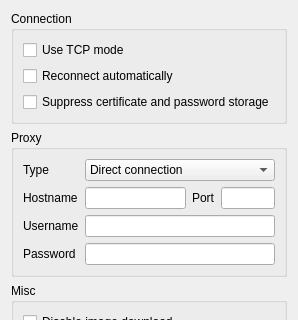
Above: src/mumble/NetworkConfig.ui from mumble-voip/mumble before the change; both pictures show x 0 to 298 and y 0 to 320 of the 298 by 474 pixel window. Below: the same form after it.
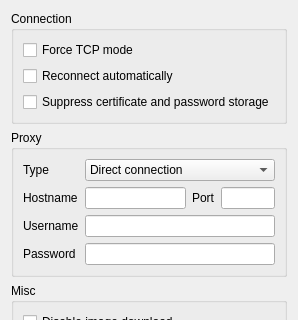
That is the form after the change.

The edit to the form file:
```diff
--- a/src/mumble/NetworkConfig.ui
+++ b/src/mumble/NetworkConfig.ui
@@ -7,7 +7,7 @@
     <x>0</x>
     <y>0</y>
     <width>283</width>
-    <height>368</height>
+    <height>426</height>
    </rect>
   </property>
   <property name="windowTitle">
@@ -35,7 +35,7 @@
          <string>&lt;b&gt;Enable TCP compatibility mode&lt;/b&gt;.&lt;br /&gt;This will make Mumble use only TCP when communicating with the server. This will increase overhead and cause lost packets to produce noticeable pauses in communication, so this should only be used if you are unable to use the default (which uses UDP for voice and TCP for control).</string>
         </property>
         <property name="text">
-         <string>Use TCP mode</string>
+         <string>Force TCP mode</string>
         </property>
        </widget>
       </item>
```
